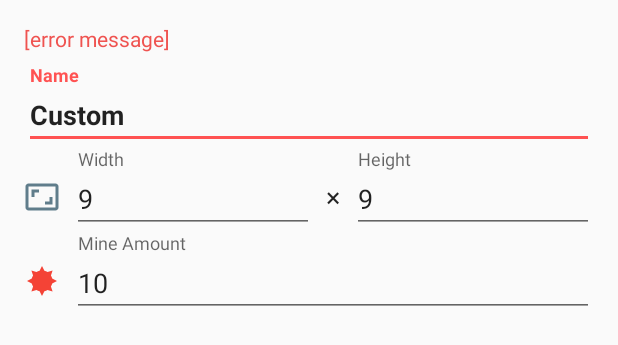
After one commit to FoxSamu/Minesweeper, an Android app: the layout dialog_edit.xml on its own in the app's theme, with its tools: preview values and no code run, on a phone screen of 412 x 824 dp. The commit adds this screen. Shown: the top 345 px of the screen. Run offline under Robolectric (Android 15) with nearby library versions, the phone set to English and light mode, and no system bars.

Commit message:
Second commit

```diff
--- a/app/src/main/java/net/rgsw/minesweeper/game/GameActivity.java
+++ b/app/src/main/java/net/rgsw/minesweeper/game/GameActivity.java
@@ -428,14 +428,14 @@ public class GameActivity extends AppCompatActivity implements ICellInvalidator
 
     // Called when a cell is pressed
     public void onClick( MinesweeperCanvas canvas, int x, int y ) {
-        game.click( x, y, flagMode ? MinesweeperGame.Flag.FLAG : null );
+        game.doInput( x, y, flagMode ? MinesweeperGame.Flag.FLAG : null );
         canvas.invalidate();
         updateGameState();
     }
 
     // Called when a cell is long-pressed
     public void onLongClick( MinesweeperCanvas canvas, int x, int y ) {
-        game.click( x, y, flagMode ? MinesweeperGame.Flag.SOFT_MARK : MinesweeperGame.Flag.FLAG );
+        game.doInput( x, y, flagMode ? MinesweeperGame.Flag.SOFT_MARK : MinesweeperGame.Flag.FLAG );
         canvas.invalidate();
         updateGameState();
     }
--- a/app/src/main/java/net/rgsw/minesweeper/game/GameActivityLgc.java
+++ b/app/src/main/java/net/rgsw/minesweeper/game/GameActivityLgc.java
@@ -383,14 +383,14 @@ public class GameActivityLgc extends AppCompatActivity {
 
     // Called when a cell is pressed
     public void onClick( MinesweeperCanvasLegacy canvas, int x, int y ) {
-        game.click( x, y, flagMode ? MinesweeperGame.Flag.FLAG : null );
+        game.doInput( x, y, flagMode ? MinesweeperGame.Flag.FLAG : null );
         canvas.invalidate();
         updateGameState();
     }
 
     // Called when a cell is long-pressed
     public void onLongClick( MinesweeperCanvasLegacy canvas, int x, int y ) {
-        game.click( x, y, flagMode ? MinesweeperGame.Flag.SOFT_MARK : MinesweeperGame.Flag.FLAG );
+        game.doInput( x, y, flagMode ? MinesweeperGame.Flag.SOFT_MARK : MinesweeperGame.Flag.FLAG );
         canvas.invalidate();
         updateGameState();
     }
--- a/app/src/main/java/net/rgsw/minesweeper/main/ModeListAdapter.java
+++ b/app/src/main/java/net/rgsw/minesweeper/main/ModeListAdapter.java
@@ -56,7 +56,7 @@ public class ModeListAdapter extends BaseAdapter {
     }
 
     @Override
-    public Object getItem( int position ) {
+    public Mode getItem( int position ) {
         return entries.get( position );
     }
 
--- a/app/src/main/java/net/rgsw/minesweeper/settings/SettingsActivity.java
+++ b/app/src/main/java/net/rgsw/minesweeper/settings/SettingsActivity.java
@@ -47,7 +47,7 @@ public class SettingsActivity extends AppCompatActivity {
                 SettingsEntry.header( this, "", R.string.settings_header_hints ),
                 SettingsEntry.toggle( this, "", R.string.setting_inferred_flags, R.string.setting_inferred_flags_desc, Configuration.showInferredFlags.getValue(), ( entry ) -> Configuration.showInferredFlags.setValue( entry.getValue() ) ),
                 SettingsEntry.header( this, "", R.string.settings_header_advanced ),
-                SettingsEntry.slider( this, "", R.string.setting_chunk_size, R.string.setting_chunk_size_desc, R.string.simple_decimal_format, 0, 30, Configuration.gameChunkSize.getValue(), ( entry ) -> Configuration.gameChunkSize.setValue( entry.getValue() ) )
+                SettingsEntry.slider( this, "", R.string.setting_chunk_size, R.string.setting_chunk_size_desc, R.string.simple_decimal_format, 1, 30, Configuration.gameChunkSize.getValue(), ( entry ) -> Configuration.gameChunkSize.setValue( entry.getValue() ) )
         );
 
         listView.setAdapter( settings );
--- /dev/null
+++ b/app/src/main/res/layout/dialog_edit.xml
@@ -0,0 +1,116 @@
+<?xml version="1.0" encoding="utf-8"?>
+<LinearLayout xmlns:android="http://schemas.android.com/apk/res/android"
+              xmlns:app="http://schemas.android.com/apk/res-auto"
+              xmlns:tools="http://schemas.android.com/tools"
+              android:layout_width="match_parent"
+              android:layout_height="match_parent"
+              android:orientation="vertical"
+              android:padding="16dp">
+
+    <TextView
+            android:layout_width="match_parent"
+            android:layout_height="wrap_content"
+            android:id="@+id/edit_mode_error"
+            android:paddingBottom="8dp"
+            android:textColor="@color/red_tint"
+            tools:text="[error message]"/>
+
+    <android.support.design.widget.TextInputLayout
+            android:layout_width="match_parent"
+            android:layout_height="wrap_content">
+
+        <android.support.design.widget.TextInputEditText
+                android:layout_width="match_parent"
+                android:layout_height="wrap_content"
+                android:hint="@string/edit_mode_name"
+                android:textStyle="bold"
+                android:id="@+id/edit_mode_title"
+                android:text="@string/txt_custom"/>
+    </android.support.design.widget.TextInputLayout>
+
+    <LinearLayout
+            android:orientation="horizontal"
+            android:layout_width="match_parent"
+            android:layout_height="wrap_content"
+            android:gravity="center_vertical">
+
+        <ImageView
+                android:layout_width="wrap_content"
+                android:layout_height="wrap_content"
+                app:srcCompat="@drawable/ic_info_size"
+                android:tint="#607d8b"
+                android:paddingEnd="8dp"
+                android:contentDescription="@string/null_name"
+                android:paddingTop="8dp"/>
+
+        <android.support.design.widget.TextInputLayout
+                android:layout_width="wrap_content"
+                android:layout_height="wrap_content"
+                android:layout_weight="1">
+
+            <android.support.design.widget.TextInputEditText
+                    android:layout_width="match_parent"
+                    android:layout_height="wrap_content"
+                    android:hint="@string/edit_mode_width"
+                    android:id="@+id/edit_mode_width"
+                    android:text="9"/>
+
+        </android.support.design.widget.TextInputLayout>
+
+        <TextView
+                android:text="@string/times"
+                android:layout_width="wrap_content"
+                android:layout_height="wrap_content"
+                android:paddingTop="8dp"
+                android:paddingStart="8dp"
+                android:paddingEnd="8dp"
+                android:textAppearance="@style/TextAppearance.AppCompat"
+                android:textSize="18sp"/>
+
+        <android.support.design.widget.TextInputLayout
+                android:layout_width="wrap_content"
+                android:layout_height="match_parent"
+                android:layout_weight="1">
+
+            <android.support.design.widget.TextInputEditText
+                    android:layout_width="match_parent"
+                    android:layout_height="wrap_content"
+                    android:hint="@string/edit_mode_height"
+                    android:id="@+id/edit_mode_height"
+                    android:text="9"/>
+
+        </android.support.design.widget.TextInputLayout>
+
+    </LinearLayout>
+
+    <LinearLayout
+            android:orientation="horizontal"
+            android:layout_width="match_parent"
+            android:layout_height="wrap_content"
+            android:gravity="center_vertical">
+
+        <ImageView
+                android:layout_width="wrap_content"
+                android:layout_height="wrap_content"
+                app:srcCompat="@drawable/ic_info_mines"
+                android:paddingEnd="8dp"
+                android:contentDescription="@string/null_name"
+                android:paddingTop="8dp"
+                android:tint="#f44336"/>
+
+        <android.support.design.widget.TextInputLayout
+                android:layout_width="wrap_content"
+                android:layout_height="wrap_content"
+                android:layout_weight="1">
+
+            <android.support.design.widget.TextInputEditText
+                    android:layout_width="match_parent"
+                    android:layout_height="wrap_content"
+                    android:hint="@string/edit_mode_mines"
+                    android:id="@+id/edit_mode_mines"
+                    android:text="10"/>
+
+        </android.support.design.widget.TextInputLayout>
+
+    </LinearLayout>
+</LinearLayout>
```
Also changed, not shown: app/src/main/java/net/rgsw/minesweeper/game/ICellInvalidator.java (+8 -0 lines), app/src/main/java/net/rgsw/minesweeper/game/MinesweeperGame.java (+232 -24 lines), app/src/main/java/net/rgsw/minesweeper/main/EditDialog.java (added, +215 -0 lines), app/src/main/java/net/rgsw/minesweeper/main/MainActivity.java (+35 -17 lines), app/src/main/java/net/rgsw/minesweeper/main/Mode.java (+12 -0 lines), app/src/main/res/drawable-anydpi/ic_action_add_dark.xml (added, +10 -0 lines), app/src/main/res/values/strings.xml (+11 -4 lines), app/src/main/res/drawable-hdpi/ic_action_add_dark.png (added), app/src/main/res/drawable-mdpi/ic_action_add_dark.png (added), app/src/main/res/drawable-xhdpi/ic_action_add_dark.png (added), app/src/main/res/drawable-xxhdpi/ic_action_add_dark.png (added), 1 other file.
